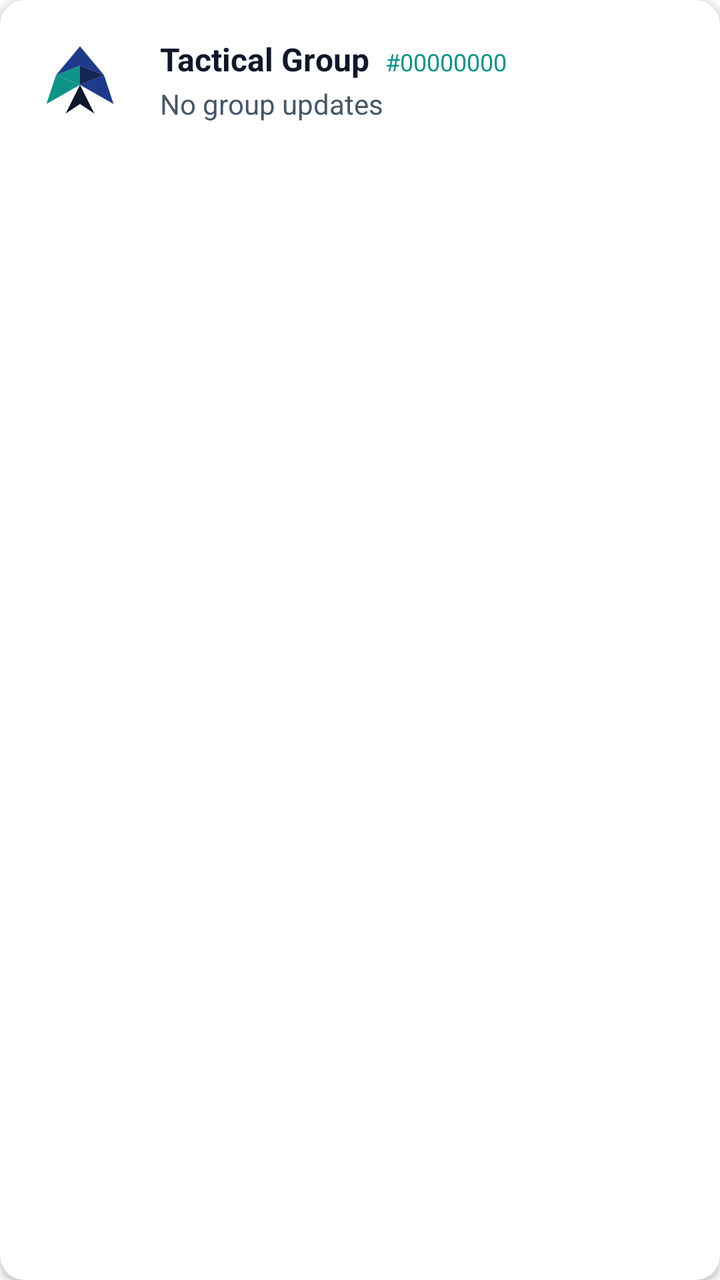
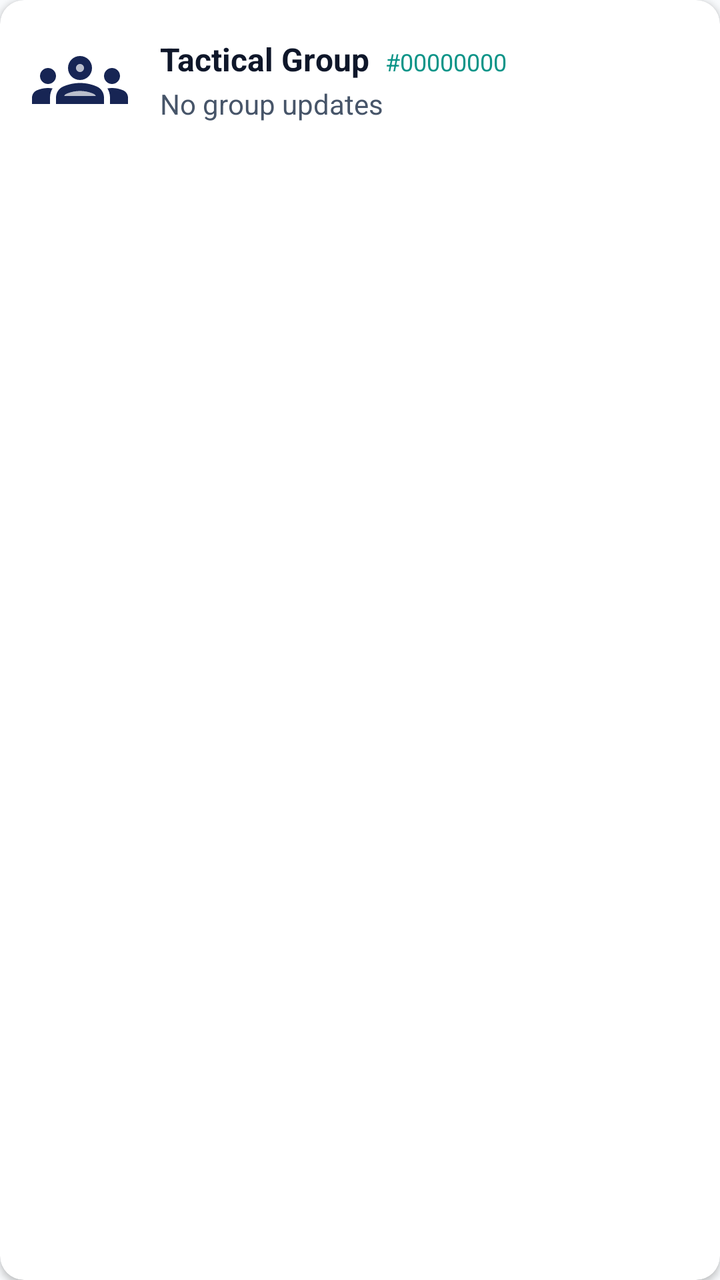

Two renders of the same Android screen: before a commit and after it. Below are the layout's source before the change and the commit's diff.
<!-- AndroidManifest.xml: application theme Theme.Pigeon -->
<!-- res/layout/item_group.xml -->
<?xml version="1.0" encoding="utf-8"?>
<com.google.android.material.card.MaterialCardView xmlns:android="http://schemas.android.com/apk/res/android"
    style="@style/PigeonCard"
    android:layout_width="match_parent"
    android:layout_height="wrap_content"
    android:layout_marginHorizontal="8dp"
    android:layout_marginVertical="4dp">

    <LinearLayout
        android:layout_width="match_parent"
        android:layout_height="wrap_content"
        android:gravity="center_vertical"
        android:orientation="horizontal"
        android:padding="16dp">

        <ImageView
            android:layout_width="48dp"
            android:layout_height="48dp"
            android:src="@drawable/ic_pigeon_logo" />

        <LinearLayout
            android:layout_width="0dp"
            android:layout_height="wrap_content"
            android:layout_marginStart="16dp"
            android:layout_weight="1"
            android:orientation="vertical">

            <LinearLayout
                android:layout_width="wrap_content"
                android:layout_height="wrap_content"
                android:orientation="horizontal">

                <TextView
                    android:id="@+id/tvGroupName"
                    style="@style/PigeonText"
                    android:layout_width="wrap_content"
                    android:layout_height="wrap_content"
                    android:text="Tactical Group"
                    android:textSize="16sp"
                    android:textStyle="bold" />

                <TextView
                    android:id="@+id/tvGroupId"
                    style="@style/PigeonText"
                    android:layout_width="wrap_content"
                    android:layout_height="wrap_content"
                    android:layout_marginStart="8dp"
                    android:text="#00000000"
                    android:textColor="@color/colorAccent"
                    android:textSize="12sp" />
            </LinearLayout>

            <TextView
                android:id="@+id/tvGroupLastMsg"
                style="@style/PigeonText"
                android:layout_width="wrap_content"
                android:layout_height="wrap_content"
                android:layout_marginTop="2dp"
                android:ellipsize="end"
                android:maxLines="1"
                android:text="No group updates"
                android:textColor="@color/colorOnSurface"
                android:textSize="14sp" />
        </LinearLayout>

        <TextView
            android:id="@+id/tvGroupDate"
            style="@style/PigeonText"
            android:layout_width="wrap_content"
            android:layout_height="wrap_content"
            android:layout_marginStart="8dp"
            android:textColor="@color/colorOnSurface"
            android:textSize="12sp" />

    </LinearLayout>
</com.google.android.material.card.MaterialCardView>
<!-- resources referenced by this layout -->
<resources>
  <color name="colorAccent">#0D9488</color>
  <color name="colorOnSurface">#475569</color>
  <!-- drawable ic_pigeon_logo (drawable) -->
  <?xml version="1.0" encoding="utf-8"?>
  <vector xmlns:android="http://schemas.android.com/apk/res/android"
      android:width="128dp"
      android:height="128dp"
      android:viewportWidth="100"
      android:viewportHeight="100">
      <path
          android:fillColor="#1E3A8A"
          android:pathData="M50,15 L25,45 L50,35 L75,45 Z" />
      <path
          android:fillColor="#0D9488"
          android:pathData="M25,45 L15,75 L50,55 Z" />
      <path
          android:fillColor="#1E3A8A"
          android:pathData="M75,45 L85,75 L50,55 Z" />
      <path
          android:fillColor="#0D9488"
          android:pathData="M50,35 L50,55 L25,45 Z" />
      <path
          android:fillColor="#172554"
          android:pathData="M50,35 L50,55 L75,45 Z" />
      <path
          android:fillColor="#0F172A"
          android:pathData="M50,55 L35,85 L50,75 L65,85 Z" />
  </vector>
  <style name="PigeonCard" parent="Widget.MaterialComponents.CardView">
          <item name="cardBackgroundColor">@color/colorCardBg</item>
          <item name="cardCornerRadius">12dp</item>
          <item name="cardElevation">2dp</item>
      </style>
  <style name="PigeonText" parent="android:Widget.TextView">
          <item name="android:textColor">@color/colorOnBackground</item>
      </style>
  <style name="Theme.Pigeon" parent="Theme.MaterialComponents.Light.NoActionBar">
          <item name="colorPrimary">@color/colorPrimary</item>
          <item name="colorPrimaryDark">@color/colorPrimaryDark</item>
          <item name="colorAccent">@color/colorAccent</item>
          <item name="android:windowBackground">@color/colorBackground</item>
          <item name="android:keepScreenOn">true</item>
      </style>
  <color name="colorCardBg">#FFFFFF</color>
  <color name="colorOnBackground">#0F172A</color>
  <color name="colorPrimary">#1E3A8A</color>
  <color name="colorPrimaryDark">#172554</color>
  <color name="colorBackground">#F8FAFC</color>
</resources>

<!-- the commit's change to res/layout/item_group.xml (unified diff, before → after) -->
@@ -4,6 +4,7 @@
     android:layout_width="match_parent"
     android:layout_height="wrap_content"
     android:layout_marginHorizontal="8dp"
+    xmlns:app="http://schemas.android.com/apk/res-auto"
     android:layout_marginVertical="4dp">
 
     <LinearLayout
@@ -16,7 +17,8 @@
         <ImageView
             android:layout_width="48dp"
             android:layout_height="48dp"
-            android:src="@drawable/ic_pigeon_logo" />
+            android:src="@drawable/twotone_groups_24"
+            app:tint="@color/colorPrimaryDark" />
 
         <LinearLayout
             android:layout_width="0dp"
<!-- resource entries referenced after the edit -->
@@ -2,32 +2,6 @@
 <resources>
   <color name="colorAccent">#0D9488</color>
   <color name="colorOnSurface">#475569</color>
-  <!-- drawable ic_pigeon_logo (drawable) -->
-  <?xml version="1.0" encoding="utf-8"?>
-  <vector xmlns:android="http://schemas.android.com/apk/res/android"
-      android:width="128dp"
-      android:height="128dp"
-      android:viewportWidth="100"
-      android:viewportHeight="100">
-      <path
-          android:fillColor="#1E3A8A"
-          android:pathData="M50,15 L25,45 L50,35 L75,45 Z" />
-      <path
-          android:fillColor="#0D9488"
-          android:pathData="M25,45 L15,75 L50,55 Z" />
-      <path
-          android:fillColor="#1E3A8A"
-          android:pathData="M75,45 L85,75 L50,55 Z" />
-      <path
-          android:fillColor="#0D9488"
-          android:pathData="M50,35 L50,55 L25,45 Z" />
-      <path
-          android:fillColor="#172554"
-          android:pathData="M50,35 L50,55 L75,45 Z" />
-      <path
-          android:fillColor="#0F172A"
-          android:pathData="M50,55 L35,85 L50,75 L65,85 Z" />
-  </vector>
   <style name="PigeonCard" parent="Widget.MaterialComponents.CardView">
           <item name="cardBackgroundColor">@color/colorCardBg</item>
           <item name="cardCornerRadius">12dp</item>
@@ -47,6 +21,25 @@
   <color name="colorOnBackground">#0F172A</color>
   <color name="colorPrimary">#1E3A8A</color>
   <color name="colorPrimaryDark">#172554</color>
+  <!-- drawable twotone_groups_24 (drawable) -->
+  <vector xmlns:android="http://schemas.android.com/apk/res/android"
+      android:width="24dp"
+      android:height="24dp"
+      android:tint="#172553"
+      android:viewportWidth="24"
+      android:viewportHeight="24">
+  
+      <path
+          android:fillAlpha="0.3"
+          android:fillColor="@android:color/white"
+          android:pathData="M8.07,16c0.09,-0.23 0.13,-0.39 0.91,-0.69c0.97,-0.38 1.99,-0.56 3.02,-0.56s2.05,0.18 3.02,0.56c0.77,0.3 0.81,0.46 0.91,0.69H8.07zM12,8c0.55,0 1,0.45 1,1s-0.45,1 -1,1s-1,-0.45 -1,-1S11.45,8 12,8"
+          android:strokeAlpha="0.3" />
+  
+      <path
+          android:fillColor="@android:color/white"
+          android:pathData="M4,13c1.1,0 2,-0.9 2,-2c0,-1.1 -0.9,-2 -2,-2s-2,0.9 -2,2C2,12.1 2.9,13 4,13zM5.13,14.1C4.76,14.04 4.39,14 4,14c-0.99,0 -1.93,0.21 -2.78,0.58C0.48,14.9 0,15.62 0,16.43V18l4.5,0v-1.61C4.5,15.56 4.73,14.78 5.13,14.1zM20,13c1.1,0 2,-0.9 2,-2c0,-1.1 -0.9,-2 -2,-2s-2,0.9 -2,2C18,12.1 18.9,13 20,13zM24,16.43c0,-0.81 -0.48,-1.53 -1.22,-1.85C21.93,14.21 20.99,14 20,14c-0.39,0 -0.76,0.04 -1.13,0.1c0.4,0.68 0.63,1.46 0.63,2.29V18l4.5,0V16.43zM16.24,13.65c-1.17,-0.52 -2.61,-0.9 -4.24,-0.9c-1.63,0 -3.07,0.39 -4.24,0.9C6.68,14.13 6,15.21 6,16.39V18h12v-1.61C18,15.21 17.32,14.13 16.24,13.65zM8.07,16c0.09,-0.23 0.13,-0.39 0.91,-0.69c0.97,-0.38 1.99,-0.56 3.02,-0.56s2.05,0.18 3.02,0.56c0.77,0.3 0.81,0.46 0.91,0.69H8.07zM12,8c0.55,0 1,0.45 1,1s-0.45,1 -1,1s-1,-0.45 -1,-1S11.45,8 12,8M12,6c-1.66,0 -3,1.34 -3,3c0,1.66 1.34,3 3,3s3,-1.34 3,-3C15,7.34 13.66,6 12,6L12,6z" />
+  
+  </vector>
   <color name="colorBackground">#F8FAFC</color>
 </resources>
 
